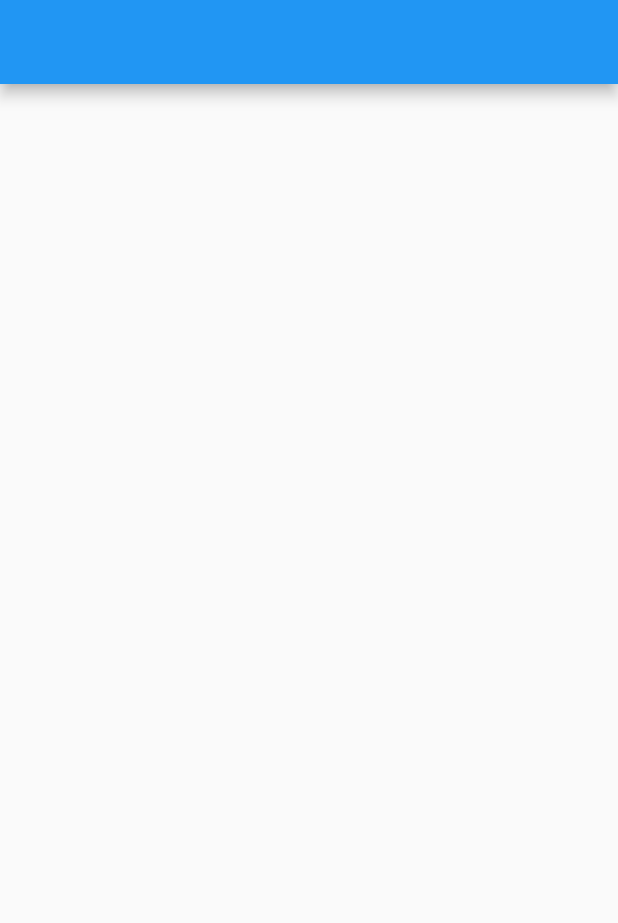
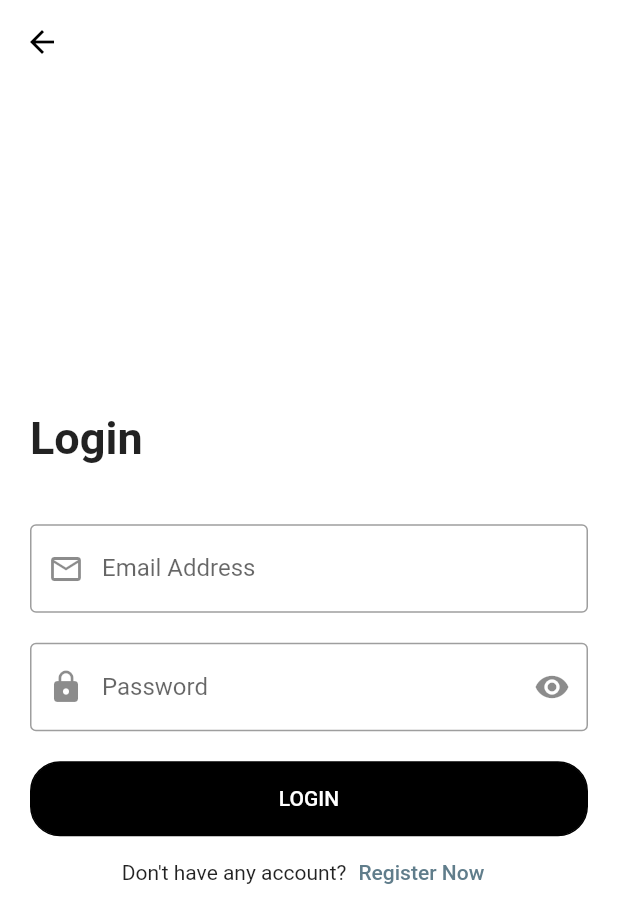
Before and after one commit to El-Sayed-Mustafa/ShopApp, a Flutter app: the LoginScreen screen opened directly, on a phone screen of 412 x 824 dp. Shown: the top 923 px of the screen. Run offline on Flutter 3.47's test engine with Material 2 defaults, Android fonts, the phone set to English and light mode, and no system bars; our stand-ins replace bloc, conditional_builder_null_safety, dio, flutter_bloc, shared_preferences, smooth_page_indicator; accounts and stored records are empty.

Commit message:
(splash - login) Screen

```diff
--- a/lib/layout/shop_app/on_boarding.dart
+++ b/lib/layout/shop_app/on_boarding.dart
@@ -1,6 +1,6 @@
 import 'package:flutter/material.dart';
 import 'package:flutter/services.dart';
-import 'package:shop_app/modules/login.dart';
+import 'package:shop_app/modules/splash.dart';
 import 'package:shop_app/shared/component/components.dart';
 import 'package:smooth_page_indicator/smooth_page_indicator.dart';
 
@@ -77,7 +77,7 @@ class _OnBoardingScreenState extends State<OnBoardingScreen> {
                 FloatingActionButton(
                   onPressed: () {
                     if (isLast) {
-                      navigateAndFinish(context, LoginScreen());
+                      navigateAndFinish(context, SplashScreen());
                     } else {
                       boardController.nextPage(
                           duration: const Duration(seconds: 2),
--- a/lib/modules/login.dart
+++ /dev/null
@@ -1,12 +0,0 @@
-import 'package:flutter/material.dart';
-
-class LoginScreen extends StatelessWidget {
-  const LoginScreen({Key? key}) : super(key: key);
-
-  @override
-  Widget build(BuildContext context) {
-    return Scaffold(
-      appBar: AppBar(),
-    );
-  }
-}
--- /dev/null
+++ b/lib/modules/login/login.dart
@@ -0,0 +1,88 @@
+import 'package:flutter/material.dart';
+
+class LoginScreen extends StatelessWidget {
+  var emailController = TextEditingController();
+  var passwordController = TextEditingController();
+
+  @override
+  Widget build(BuildContext context) {
+    return Scaffold(
+      appBar: AppBar(),
+      body: Padding(
+          padding: const EdgeInsets.all(20.0),
+          child: Center(
+            child: SingleChildScrollView(
+              child: Column(
+                crossAxisAlignment: CrossAxisAlignment.start,
+                children: [
+                  const Text(
+                    'Login',
+                    style: TextStyle(
+                      fontSize: 30,
+                      fontWeight: FontWeight.bold,
+                    ),
+                  ),
+                  const SizedBox(height: 40.0),
+                  TextFormField(
+                    controller: emailController,
+                    onFieldSubmitted: (value) {
+                      print(value);
+                    },
+                    onChanged: (value) {
+                      print(value);
+                    },
+                    keyboardType: TextInputType.emailAddress,
+                    decoration: const InputDecoration(
+                        labelText: 'Email Address',
+                        prefixIcon: Icon(Icons.email_outlined),
+                        border: OutlineInputBorder()),
+                  ),
+                  const SizedBox(height: 20.0),
+                  TextFormField(
+                    controller: passwordController,
+                    keyboardType: TextInputType.visiblePassword,
+                    obscureText: true,
+                    onFieldSubmitted: (value) {
+                      print(value);
+                    },
+                    onChanged: (value) {
+                      print(value);
+                    },
+                    decoration: const InputDecoration(
+
+                        labelText: 'Password',
+                        prefixIcon: Icon(Icons.lock),
+                        suffixIcon: Icon(Icons.remove_red_eye),
+                        border: OutlineInputBorder()),
+                  ),
+                  const SizedBox(height: 20.0),
+                  Container(
+                    width: double.infinity,
+                    decoration:  BoxDecoration(
+                        color: Colors.black,
+                        border: Border.all(color: Colors.black),
+                        borderRadius: BorderRadius.all(Radius.circular(20))),
+                    child: MaterialButton(
+                      textColor: Colors.white,
+                      onPressed: () {
+                        print(emailController.text);
+                        print(passwordController.text);
+                      },
+                      child: const Text("LOGIN"),
+                    ),
+                  ),
+                  Row(
+                    mainAxisAlignment: MainAxisAlignment.center,
+                    children: [
+                      const Text('Don\'t have any account?'),
+                      TextButton(
+                          onPressed: () {}, child: const Text('Register Now'))
+                    ],
+                  )
+                ],
+              ),
+            ),
+          )),
+    );
+  }
+}
--- /dev/null
+++ b/lib/styles/colors.dart
@@ -0,0 +1,3 @@
+import 'package:flutter/material.dart';
+
+const defaultColor = Colors.black;
--- a/lib/styles/themes.dart
+++ b/lib/styles/themes.dart
@@ -29,7 +29,7 @@ ThemeData darkTheme = ThemeData(
             fontSize: 18, fontWeight: FontWeight.w600, color: Colors.white)));
 
 ThemeData lightTheme = ThemeData(
-    primarySwatch: Colors.deepOrange,
+    primarySwatch: Colors.blueGrey,
     scaffoldBackgroundColor: Colors.white,
     appBarTheme: const AppBarTheme(
       iconTheme: IconThemeData(
```
Also changed, not shown: lib/main.dart (+9 -6 lines), lib/modules/splash.dart (added, +68 -0 lines), assets/images/splash.jpg (added).
